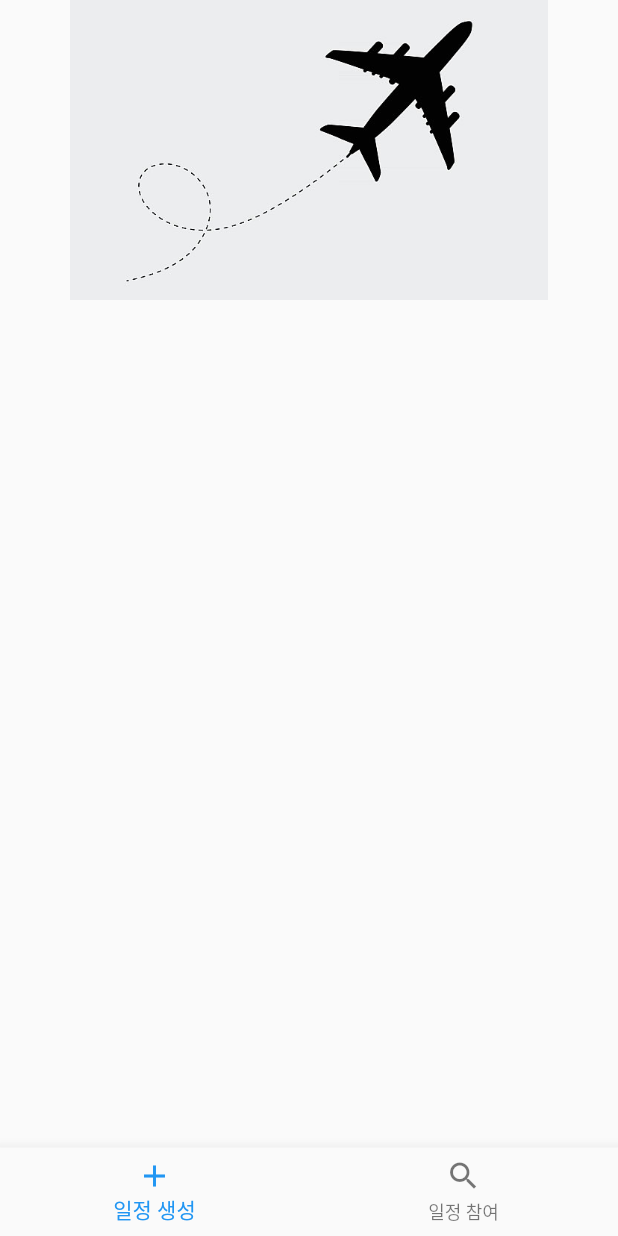
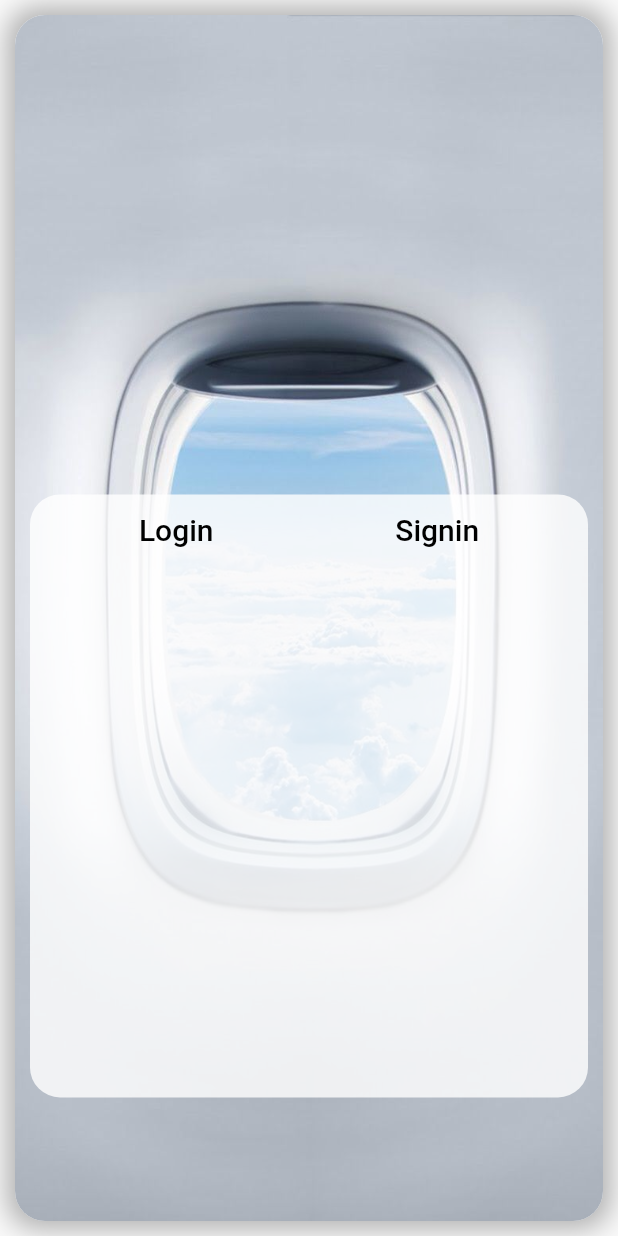
Before and after one commit to kkvn260/rs_travel, a Flutter app: the screen it shows after launch, on a phone screen of 412 x 824 dp. Run offline on Flutter 3.47's test engine with Material 2 defaults, Android fonts, the phone set to English and light mode, and no system bars.

Commit message:
메인화면 작업중

```diff
--- /dev/null
+++ b/lib/config/Palette.dart
@@ -0,0 +1,6 @@
+import 'package:flutter/painting.dart';
+
+class Palette {
+  static Color textColor1 = const Color.fromARGB(66, 212, 202, 202);
+  static Color activeColor = const Color.fromARGB(66, 0, 0, 0);
+}
--- a/lib/screens/main_screen.dart
+++ b/lib/screens/main_screen.dart
@@ -14,24 +14,76 @@ class _MainTravelState extends State<MainTravel> {
       body: Stack(
         children: [
           Positioned(
+            top: 10,
+            right: 10,
+            left: 10,
+            bottom: 10,
             child: Container(
-              height: 200,
+              decoration: BoxDecoration(
+                image: const DecorationImage(
+                  image: AssetImage('assets/images/main_.jpg'),
+                  fit: BoxFit.fill,
+                ),
+                borderRadius: BorderRadius.circular(20.0),
+                color: Colors.white,
+                boxShadow: [
+                  BoxShadow(
+                    color: Colors.black.withOpacity(0.3),
+                    blurRadius: 15,
+                    spreadRadius: 5,
+                  ),
+                ],
+              ),
+            ),
+          ),
+          Positioned(
+            top: MediaQuery.of(context).size.height / 2.5,
+            child: Container(
+              height: (MediaQuery.of(context).size.height / 2) - 10,
+              width: MediaQuery.of(context).size.width - 40,
+              margin: const EdgeInsets.symmetric(horizontal: 20),
+              padding: const EdgeInsets.all(12.0),
               decoration: BoxDecoration(
                 borderRadius: BorderRadius.circular(20.0),
-                image: const DecorationImage(
-                  image: AssetImage('assets/images/main_.jpg'),
-                ),
+                color: Colors.white.withOpacity(0.8),
+              ),
+              child: Column(
+                children: [
+                  Row(
+                    mainAxisAlignment: MainAxisAlignment.spaceAround,
+                    children: [
+                      Column(
+                        children: const [
+                          Text(
+                            "Login",
+                            style: TextStyle(
+                              color: Colors.black,
+                              fontSize: 20,
+                              fontWeight: FontWeight.w500,
+                            ),
+                          ),
+                        ],
+                      ),
+                      Column(
+                        children: const [
+                          Text(
+                            "Signin",
+                            style: TextStyle(
+                              color: Colors.black,
+                              fontSize: 20,
+                              fontWeight: FontWeight.w500,
+                            ),
+                          )
+                        ],
+                      )
+                    ],
+                  ),
+                ],
               ),
             ),
           ),
         ],
       ),
-      bottomNavigationBar: BottomNavigationBar(
-        items: const [
-          BottomNavigationBarItem(icon: Icon(Icons.add), label: '일정 생성'),
-          BottomNavigationBarItem(icon: Icon(Icons.search), label: '일정 참여'),
-        ],
-      ),
     );
   }
 }
```
Also changed, not shown: lib/main.dart (+0 -9 lines), assets/images/main_.jpg.
